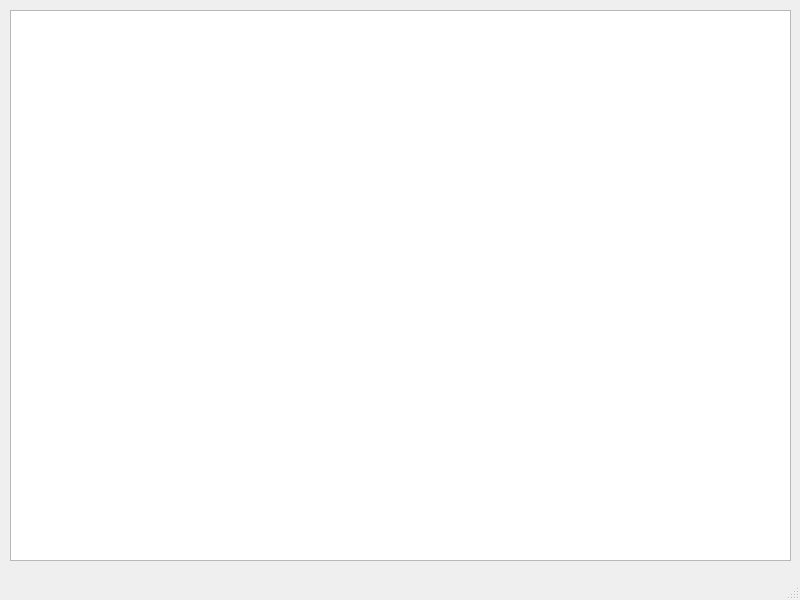
Before: the Qt Designer form client/user_interfaces/_ui/ui_listviewimages.ui in mepihindeveloper/hairstyle_selection_system, drawn with Qt 5.
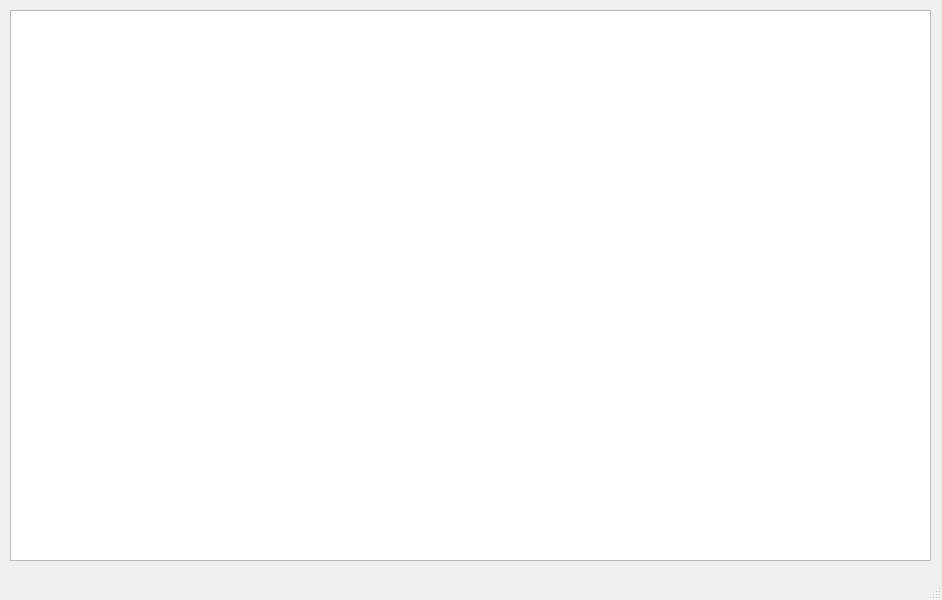
After: the same form once the commit is applied.

Commit message: Обновлен интерфейс программы вывода списка фото. Протестирован вывод всех изображений.

Patch:
```diff
--- a/client/user_interfaces/_ui/ui_listviewimages.ui
+++ b/client/user_interfaces/_ui/ui_listviewimages.ui
@@ -6,7 +6,7 @@
    <rect>
     <x>0</x>
     <y>0</y>
-    <width>800</width>
+    <width>942</width>
     <height>600</height>
    </rect>
   </property>
@@ -19,19 +19,88 @@
      <rect>
       <x>10</x>
       <y>10</y>
-      <width>781</width>
+      <width>921</width>
       <height>551</height>
      </rect>
     </property>
+    <property name="frameShadow">
+     <enum>QFrame::Sunken</enum>
+    </property>
+    <property name="lineWidth">
+     <number>1</number>
+    </property>
+    <property name="midLineWidth">
+     <number>0</number>
+    </property>
+    <property name="sizeAdjustPolicy">
+     <enum>QAbstractScrollArea::AdjustIgnored</enum>
+    </property>
+    <property name="editTriggers">
+     <set>QAbstractItemView::DoubleClicked|QAbstractItemView::SelectedClicked</set>
+    </property>
     <property name="showDropIndicator" stdset="0">
      <bool>false</bool>
     </property>
     <property name="defaultDropAction">
-     <enum>Qt::IgnoreAction</enum>
+     <enum>Qt::CopyAction</enum>
+    </property>
+    <property name="alternatingRowColors">
+     <bool>false</bool>
+    </property>
+    <property name="iconSize">
+     <size>
+      <width>150</width>
+      <height>150</height>
+     </size>
     </property>
     <property name="movement">
      <enum>QListView::Snap</enum>
     </property>
+    <property name="flow">
+     <enum>QListView::LeftToRight</enum>
+    </property>
+    <property name="isWrapping" stdset="0">
+     <bool>true</bool>
+    </property>
+    <property name="resizeMode">
+     <enum>QListView::Fixed</enum>
+    </property>
+    <property name="layoutMode">
+     <enum>QListView::Batched</enum>
+    </property>
+    <property name="spacing">
+     <number>0</number>
+    </property>
+    <property name="gridSize">
+     <size>
+      <width>200</width>
+      <height>200</height>
+     </size>
+    </property>
+    <property name="viewMode">
+     <enum>QListView::IconMode</enum>
+    </property>
+    <property name="modelColumn">
+     <number>0</number>
+    </property>
+    <property name="uniformItemSizes">
+     <bool>true</bool>
+    </property>
+    <property name="batchSize">
+     <number>100</number>
+    </property>
+    <property name="wordWrap">
+     <bool>false</bool>
+    </property>
+    <property name="selectionRectVisible">
+     <bool>true</bool>
+    </property>
+    <property name="currentRow">
+     <number>-1</number>
+    </property>
+    <property name="sortingEnabled">
+     <bool>false</bool>
+    </property>
    </widget>
   </widget>
   <widget class="QStatusBar" name="statusbar"/>
```
Left out of the diff: 5 changed lines with no effect on the pictures. The commit also changes 3 other files.
